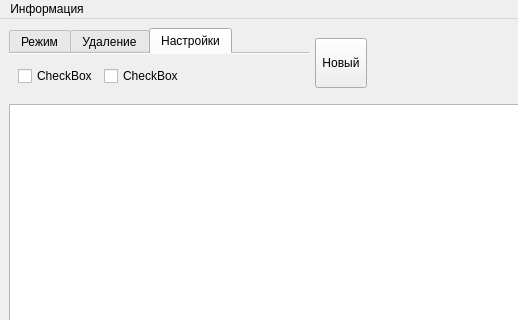
First picture: the form in dreamnotebook.ui, repository Nakama3942/DreamNotebook, before the edit; both pictures show x 0 to 518 and y 0 to 320 of the 800 by 600 pixel window.
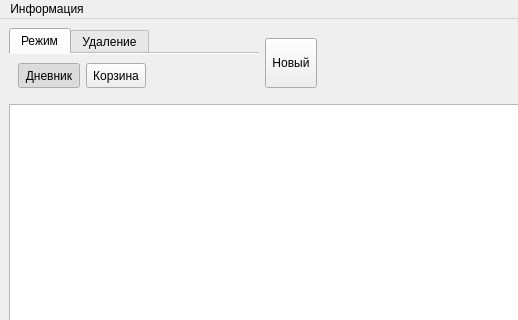
Second picture: the form after the edit. The open tabs and pages were chosen to show the change. Icons and pictures are not drawn.

The edit to the form file:
```diff
--- a/dreamnotebook.ui
+++ b/dreamnotebook.ui
@@ -33,13 +33,13 @@
         </property>
         <property name="minimumSize">
          <size>
-          <width>300</width>
+          <width>250</width>
           <height>70</height>
          </size>
         </property>
         <property name="maximumSize">
          <size>
-          <width>300</width>
+          <width>250</width>
           <height>70</height>
          </size>
         </property>
@@ -131,52 +131,12 @@
            </widget>
           </item>
           <item>
-           <spacer name="horizontalSpacer_2">
-            <property name="orientation">
-             <enum>Qt::Horizontal</enum>
-            </property>
-            <property name="sizeHint" stdset="0">
-             <size>
-              <width>40</width>
-              <height>20</height>
-             </size>
-            </property>
-           </spacer>
-          </item>
-         </layout>
-        </widget>
-        <widget class="QWidget" name="tab_3">
-         <attribute name="title">
-          <string>Настройки</string>
-         </attribute>
-         <layout class="QHBoxLayout" name="horizontalLayout_3">
-          <item>
-           <widget class="QCheckBox" name="checkBox_2">
+           <widget class="QCheckBox" name="checkDestroy">
             <property name="text">
-             <string>CheckBox</string>
+             <string>Удалять, минуя корзину</string>
             </property>
            </widget>
           </item>
-          <item>
-           <widget class="QCheckBox" name="checkBox_3">
-            <property name="text">
-             <string>CheckBox</string>
-            </property>
-           </widget>
-          </item>
-          <item>
-           <spacer name="horizontalSpacer">
-            <property name="orientation">
-             <enum>Qt::Horizontal</enum>
-            </property>
-            <property name="sizeHint" stdset="0">
-             <size>
-              <width>40</width>
-              <height>20</height>
-             </size>
-            </property>
-           </spacer>
-          </item>
          </layout>
         </widget>
        </widget>
```
Left out of the diff: 11 changed lines with no effect on the pictures.
